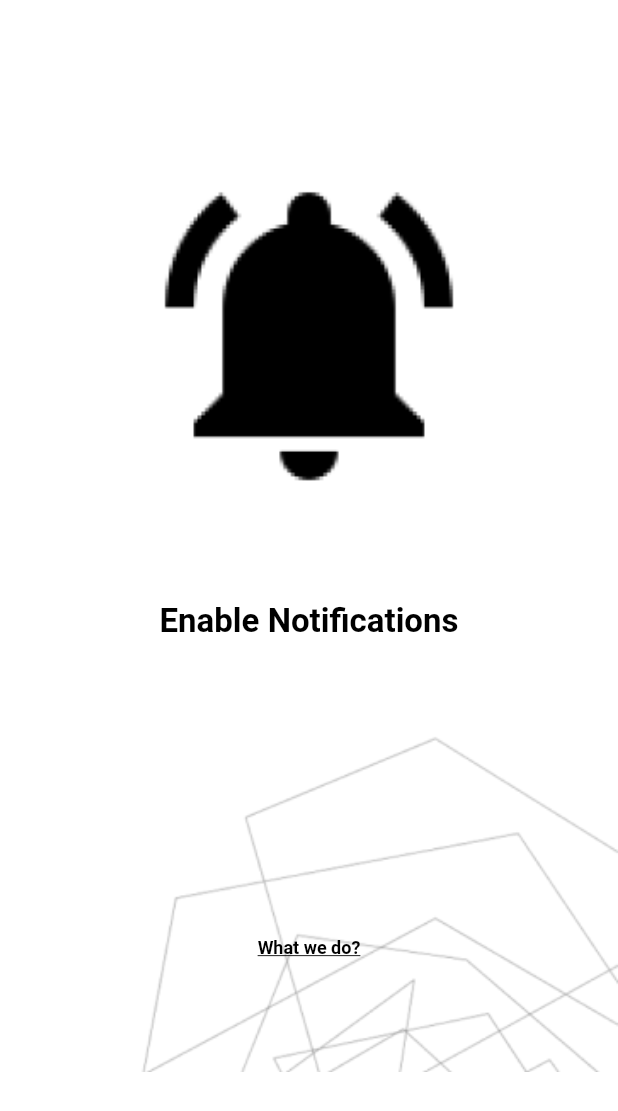
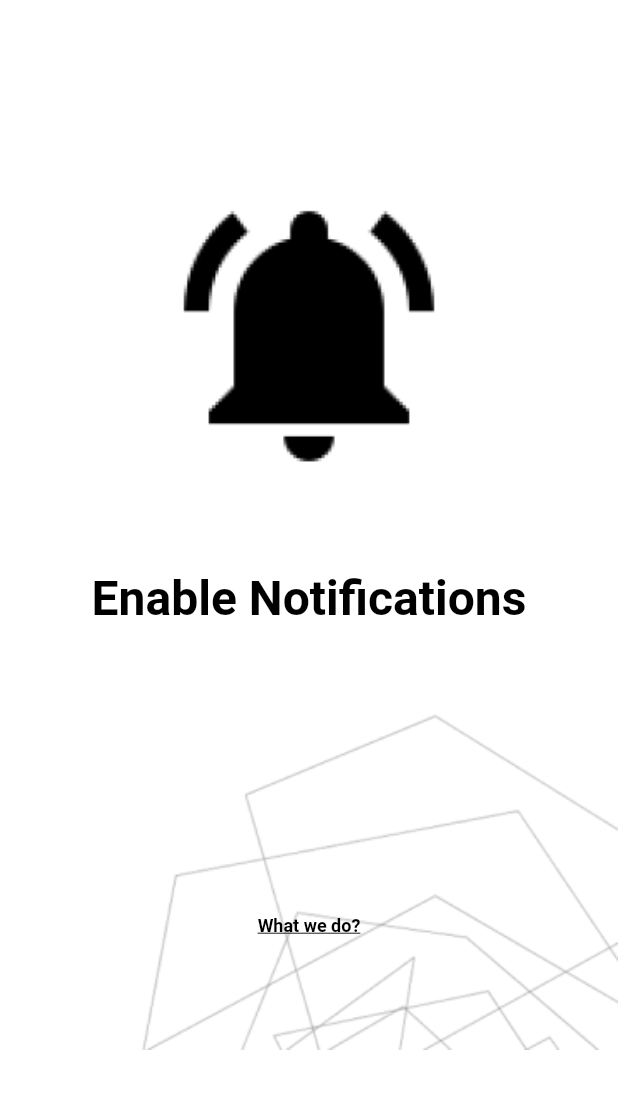
Before and after one commit to thushaltk/prodep-client, a Flutter app: the screen it shows after launch, on a phone screen of 412 x 824 dp. Shown: the top 1111 px of the screen. Run offline on Flutter 3.47's test engine with Material 2 defaults, Android fonts, the light colour scheme and no system bars.

Commit message:
UPDATED (minor): enable notifications screen

```diff
--- a/lib/screens/enable-notifications-screen.dart
+++ b/lib/screens/enable-notifications-screen.dart
@@ -20,19 +20,22 @@ class EnableNotificationsScreen extends StatelessWidget {
               alignment: Alignment.center,
               width: double.infinity,
               child: Image.asset(
-                  width: 230,
-                  'assets/images/notify-bell.png',
-                  fit: BoxFit.contain),
+                width: 200,
+                'assets/images/notify-bell.png',
+                fit: BoxFit.contain,
+              ),
             ),
             Container(
               height: 150,
+              width: double.infinity,
               alignment: Alignment.center,
               child: const Text(
                 'Enable Notifications',
                 style: TextStyle(
-                    color: Colors.black,
-                    fontWeight: FontWeight.bold,
-                    fontSize: 22),
+                  color: Colors.black,
+                  fontWeight: FontWeight.bold,
+                  fontSize: 32,
+                ),
               ),
             ),
             Stack(
```
